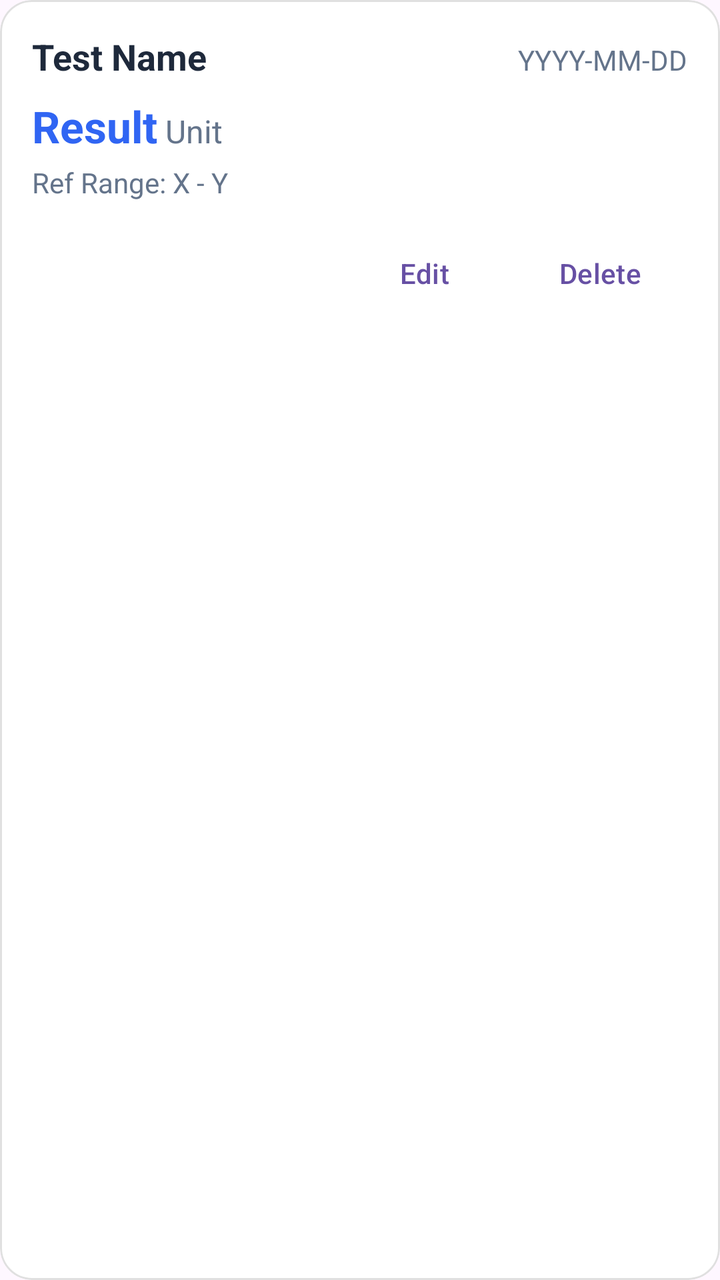
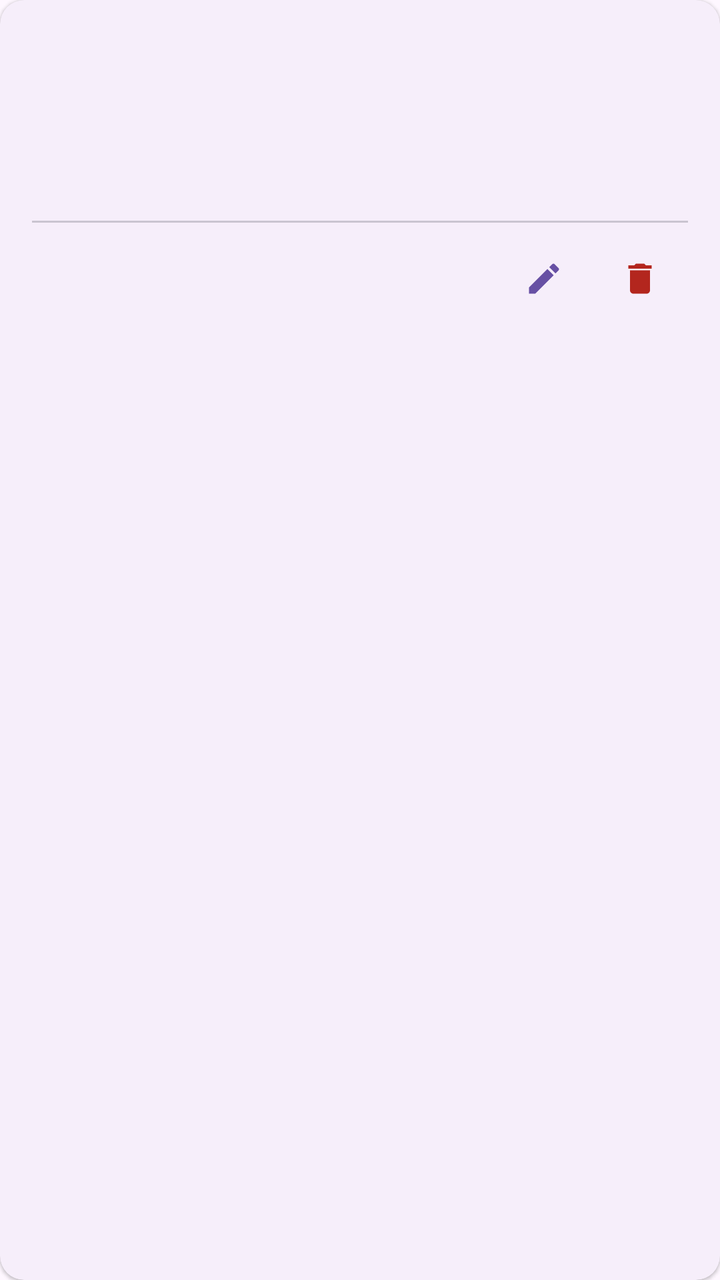

Two renders of the same Android screen: before a commit and after it. Below are the layout's source before the change and the commit's diff.
<!-- AndroidManifest.xml: application theme Theme.Healthcare_app -->
<!-- res/layout/item_lab.xml -->
<?xml version="1.0" encoding="utf-8"?>
<com.google.android.material.card.MaterialCardView xmlns:android="http://schemas.android.com/apk/res/android"
    xmlns:app="http://schemas.android.com/apk/res-auto"
    android:layout_width="match_parent"
    android:layout_height="wrap_content"
    android:layout_marginBottom="12dp"
    app:cardBackgroundColor="@color/patient_card_bg"
    app:cardCornerRadius="16dp"
    app:cardElevation="0dp"
    app:strokeColor="#E0E0E0"
    app:strokeWidth="1dp">

    <LinearLayout
        android:layout_width="match_parent"
        android:layout_height="wrap_content"
        android:orientation="vertical"
        android:padding="16dp">

        <LinearLayout
            android:layout_width="match_parent"
            android:layout_height="wrap_content"
            android:orientation="horizontal">

            <TextView
                android:id="@+id/textTestName"
                android:layout_width="0dp"
                android:layout_height="wrap_content"
                android:layout_weight="1"
                android:text="Test Name"
                android:textColor="@color/patient_text_primary"
                android:textSize="18sp"
                android:textStyle="bold" />

            <TextView
                android:id="@+id/textTestDate"
                android:layout_width="wrap_content"
                android:layout_height="wrap_content"
                android:text="YYYY-MM-DD"
                android:textColor="@color/patient_text_secondary"
                android:textSize="14sp" />
        </LinearLayout>

        <LinearLayout
            android:layout_width="match_parent"
            android:layout_height="wrap_content"
            android:layout_marginTop="8dp"
            android:orientation="horizontal">

            <TextView
                android:id="@+id/textResultValue"
                android:layout_width="wrap_content"
                android:layout_height="wrap_content"
                android:text="Result"
                android:textColor="@color/patient_primary_blue"
                android:textSize="22sp"
                android:textStyle="bold" />

            <TextView
                android:id="@+id/textUnit"
                android:layout_width="wrap_content"
                android:layout_height="wrap_content"
                android:layout_marginStart="4dp"
                android:text="Unit"
                android:textColor="@color/patient_text_secondary"
                android:textSize="16sp" />
        </LinearLayout>

        <TextView
            android:id="@+id/textReferenceRange"
            android:layout_width="wrap_content"
            android:layout_height="wrap_content"
            android:layout_marginTop="4dp"
            android:text="Ref Range: X - Y"
            android:textColor="@color/patient_text_secondary"
            android:textSize="14sp" />

        <LinearLayout
            android:layout_width="match_parent"
            android:layout_height="wrap_content"
            android:layout_marginTop="12dp"
            android:gravity="end"
            android:orientation="horizontal">

            <com.google.android.material.button.MaterialButton
                android:id="@+id/btnEditLab"
                style="@style/Widget.Material3.Button.TextButton"
                android:layout_width="wrap_content"
                android:layout_height="wrap_content"
                android:text="Edit" />

            <com.google.android.material.button.MaterialButton
                android:id="@+id/btnDeleteLab"
                style="@style/Widget.Material3.Button.TextButton"
                android:layout_width="wrap_content"
                android:layout_height="wrap_content"
                android:text="Delete"
                app:titleTextColor="#D32F2F" />
        </LinearLayout>
    </LinearLayout>
</com.google.android.material.card.MaterialCardView>
<!-- resources referenced by this layout -->
<resources>
  <color name="patient_card_bg">#FFFFFF</color>
  <color name="patient_primary_blue">#3065F3</color>
  <color name="patient_text_primary">#1E293B</color>
  <color name="patient_text_secondary">#64748B</color>
  <style name="Theme.Healthcare_app" parent="Base.Theme.Healthcare_app" />
  <style name="Base.Theme.Healthcare_app" parent="Theme.Material3.DayNight.NoActionBar">
      </style>
</resources>

<!-- the commit's change to res/layout/item_lab.xml (unified diff, before → after) -->
@@ -3,12 +3,10 @@
     xmlns:app="http://schemas.android.com/apk/res-auto"
     android:layout_width="match_parent"
     android:layout_height="wrap_content"
-    android:layout_marginBottom="12dp"
-    app:cardBackgroundColor="@color/patient_card_bg"
-    app:cardCornerRadius="16dp"
-    app:cardElevation="0dp"
-    app:strokeColor="#E0E0E0"
-    app:strokeWidth="1dp">
+    android:layout_marginBottom="10dp"
+    app:cardElevation="1dp"
+    app:cardCornerRadius="12dp"
+    app:strokeWidth="0dp">
 
     <LinearLayout
         android:layout_width="match_parent"
@@ -16,85 +14,99 @@
         android:orientation="vertical"
         android:padding="16dp">
 
+        
         <LinearLayout
             android:layout_width="match_parent"
             android:layout_height="wrap_content"
-            android:orientation="horizontal">
+            android:orientation="horizontal"
+            android:gravity="center_vertical"
+            android:layout_marginBottom="8dp">
 
             <TextView
                 android:id="@+id/textTestName"
                 android:layout_width="0dp"
                 android:layout_height="wrap_content"
                 android:layout_weight="1"
-                android:text="Test Name"
-                android:textColor="@color/patient_text_primary"
-                android:textSize="18sp"
+                android:textAppearance="?attr/textAppearanceBodyLarge"
+                android:textColor="?attr/colorOnSurface"
                 android:textStyle="bold" />
 
             <TextView
                 android:id="@+id/textTestDate"
                 android:layout_width="wrap_content"
                 android:layout_height="wrap_content"
-                android:text="YYYY-MM-DD"
-                android:textColor="@color/patient_text_secondary"
-                android:textSize="14sp" />
+                android:textAppearance="?attr/textAppearanceLabelMedium"
+                android:textColor="?attr/colorOnSurfaceVariant" />
+
         </LinearLayout>
 
+        
         <LinearLayout
             android:layout_width="match_parent"
             android:layout_height="wrap_content"
-            android:layout_marginTop="8dp"
-            android:orientation="horizontal">
+            android:orientation="horizontal"
+            android:gravity="center_vertical"
+            android:layout_marginBottom="4dp">
 
             <TextView
                 android:id="@+id/textResultValue"
                 android:layout_width="wrap_content"
                 android:layout_height="wrap_content"
-                android:text="Result"
-                android:textColor="@color/patient_primary_blue"
-                android:textSize="22sp"
+                android:textAppearance="?attr/textAppearanceHeadlineSmall"
                 android:textStyle="bold" />
 
             <TextView
                 android:id="@+id/textUnit"
                 android:layout_width="wrap_content"
                 android:layout_height="wrap_content"
-                android:layout_marginStart="4dp"
-                android:text="Unit"
-                android:textColor="@color/patient_text_secondary"
-                android:textSize="16sp" />
+                android:layout_marginStart="6dp"
+                android:textAppearance="?attr/textAppearanceBodyMedium"
+                android:textColor="?attr/colorOnSurfaceVariant" />
+
         </LinearLayout>
 
+        
         <TextView
             android:id="@+id/textReferenceRange"
             android:layout_width="wrap_content"
             android:layout_height="wrap_content"
-            android:layout_marginTop="4dp"
-            android:text="Ref Range: X - Y"
-            android:textColor="@color/patient_text_secondary"
-            android:textSize="14sp" />
+            android:textAppearance="?attr/textAppearanceLabelMedium"
+            android:textColor="?attr/colorOnSurfaceVariant" />
 
+        
+        <com.google.android.material.divider.MaterialDivider
+            android:layout_width="match_parent"
+            android:layout_height="wrap_content"
+            android:layout_marginTop="12dp"
+            android:layout_marginBottom="4dp"
+            app:dividerColor="?attr/colorOutlineVariant" />
+
+        
         <LinearLayout
             android:layout_width="match_parent"
             android:layout_height="wrap_content"
-            android:layout_marginTop="12dp"
-            android:gravity="end"
-            android:orientation="horizontal">
+            android:orientation="horizontal"
+            android:gravity="end">
 
             <com.google.android.material.button.MaterialButton
                 android:id="@+id/btnEditLab"
-                style="@style/Widget.Material3.Button.TextButton"
+                style="@style/Widget.Material3.Button.IconButton"
                 android:layout_width="wrap_content"
                 android:layout_height="wrap_content"
-                android:text="Edit" />
+                android:contentDescription="Edit"
+                app:icon="@drawable/ic_edit_24" />
 
             <com.google.android.material.button.MaterialButton
                 android:id="@+id/btnDeleteLab"
-                style="@style/Widget.Material3.Button.TextButton"
+                style="@style/Widget.Material3.Button.IconButton"
                 android:layout_width="wrap_content"
                 android:layout_height="wrap_content"
-                android:text="Delete"
-                app:titleTextColor="#D32F2F" />
+                android:contentDescription="Delete"
+                app:icon="@drawable/ic_delete_24"
+                app:iconTint="?attr/colorError" />
+
         </LinearLayout>
+
     </LinearLayout>
+
 </com.google.android.material.card.MaterialCardView>
<!-- resource entries referenced after the edit -->
@@ -1,9 +1,27 @@
 <!-- resources referenced by this layout -->
 <resources>
-  <color name="patient_card_bg">#FFFFFF</color>
-  <color name="patient_primary_blue">#3065F3</color>
-  <color name="patient_text_primary">#1E293B</color>
-  <color name="patient_text_secondary">#64748B</color>
+  <!-- drawable ic_delete_24 (drawable) -->
+  <vector xmlns:android="http://schemas.android.com/apk/res/android"
+      android:width="24dp"
+      android:height="24dp"
+      android:viewportWidth="24"
+      android:viewportHeight="24"
+      android:tint="?attr/colorControlNormal">
+      <path
+          android:fillColor="@android:color/white"
+          android:pathData="M6,19c0,1.1 0.9,2 2,2h8c1.1,0 2,-0.9 2,-2V7H6v12zM19,4h-3.5l-1,-1h-5l-1,1H5v2h14V4z"/>
+  </vector>
+  <!-- drawable ic_edit_24 (drawable) -->
+  <vector xmlns:android="http://schemas.android.com/apk/res/android"
+      android:width="24dp"
+      android:height="24dp"
+      android:viewportWidth="24"
+      android:viewportHeight="24"
+      android:tint="?attr/colorControlNormal">
+      <path
+          android:fillColor="@android:color/white"
+          android:pathData="M3,17.25V21h3.75L17.81,9.94l-3.75,-3.75L3,17.25zM20.71,7.04c0.39,-0.39 0.39,-1.02 0,-1.41l-2.34,-2.34c-0.39,-0.39 -1.02,-0.39 -1.41,0l-1.83,1.83 3.75,3.75 1.83,-1.83z"/>
+  </vector>
   <style name="Theme.Healthcare_app" parent="Base.Theme.Healthcare_app" />
   <style name="Base.Theme.Healthcare_app" parent="Theme.Material3.DayNight.NoActionBar">
       </style>
